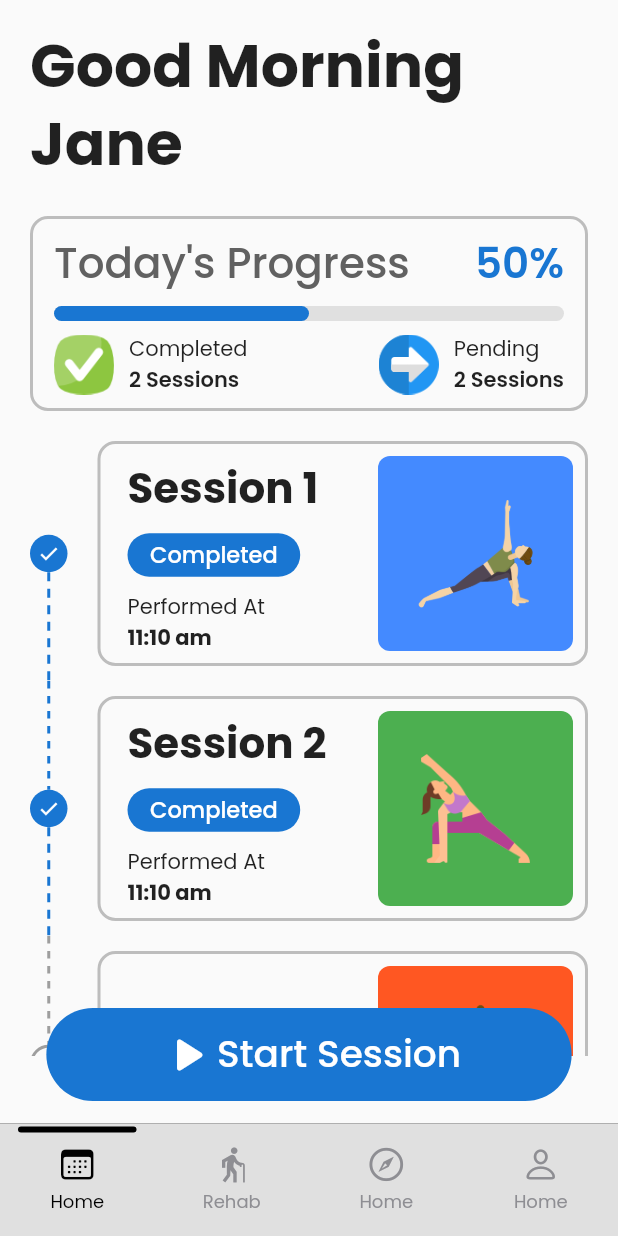
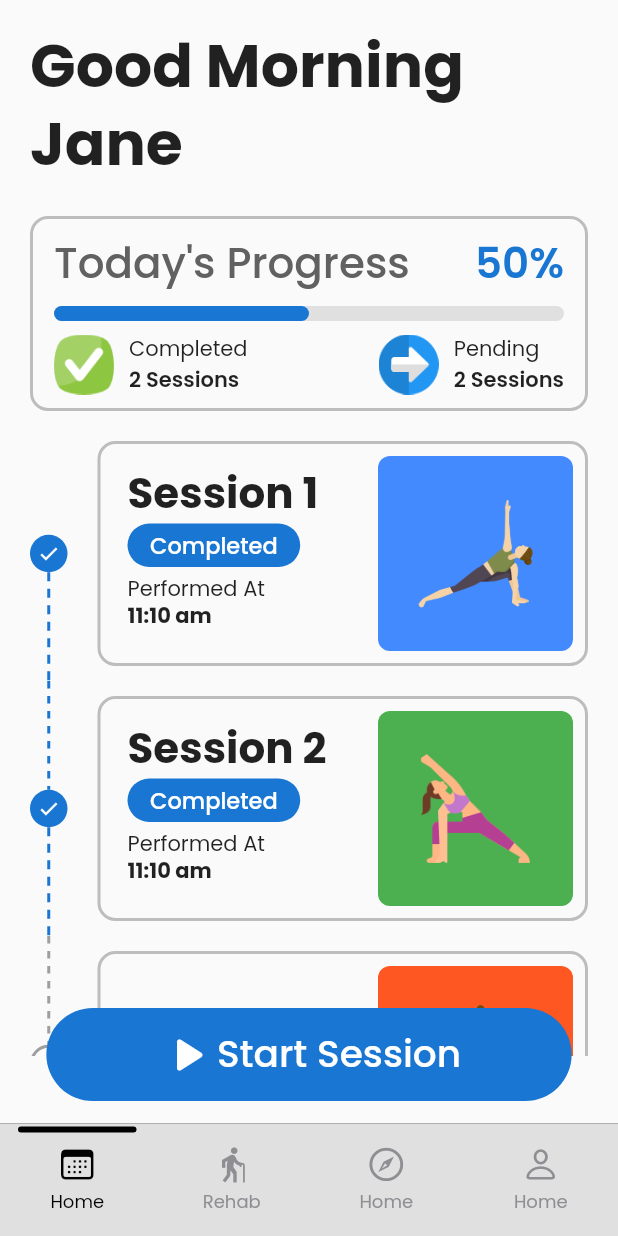
Before and after one commit to SP-XD/Yoga, a Flutter app: the screen it shows after launch, on a phone screen of 412 x 824 dp. Run offline on Flutter 3.47's test engine with Material 2 defaults, Android fonts, the phone set to English and light mode, and no system bars; drawn by our look-alikes of percent_indicator, persistent_bottom_nav_bar, timelines; our stand-ins replace device_preview, font_awesome_flutter, get, google_fonts.

Commit message:
fix: added some height in session card
fix: reduced height between session items

```diff
--- a/lib/pages/home_page.dart
+++ b/lib/pages/home_page.dart
@@ -180,9 +180,14 @@ class _HomePageState extends State<HomePage> {
                 crossAxisAlignment: CrossAxisAlignment.start,
                 mainAxisAlignment: MainAxisAlignment.center,
                 children: [
+                  const SizedBox(
+                    height: 20,
+                  ),
                   Text('Session ${sessionId}',
-                      style:
-                          TextStyle(fontSize: 28, fontWeight: FontWeight.bold)),
+                      style: TextStyle(
+                          height: 0.1,
+                          fontSize: 28,
+                          fontWeight: FontWeight.bold)),
                   isCompleted
                       ? Column(
                           mainAxisAlignment: MainAxisAlignment.start,
@@ -213,10 +218,16 @@ class _HomePageState extends State<HomePage> {
                                 ),
                               ),
                             ),
-                            Text('Performed At'),
+                            Text(
+                              'Performed At',
+                              style: TextStyle(
+                                height: 1,
+                              ),
+                            ),
                             Text(
                               '${time}',
-                              style: TextStyle(fontWeight: FontWeight.bold),
+                              style: TextStyle(
+                                  height: 1.4, fontWeight: FontWeight.bold),
                             )
                           ],
                         )
```
